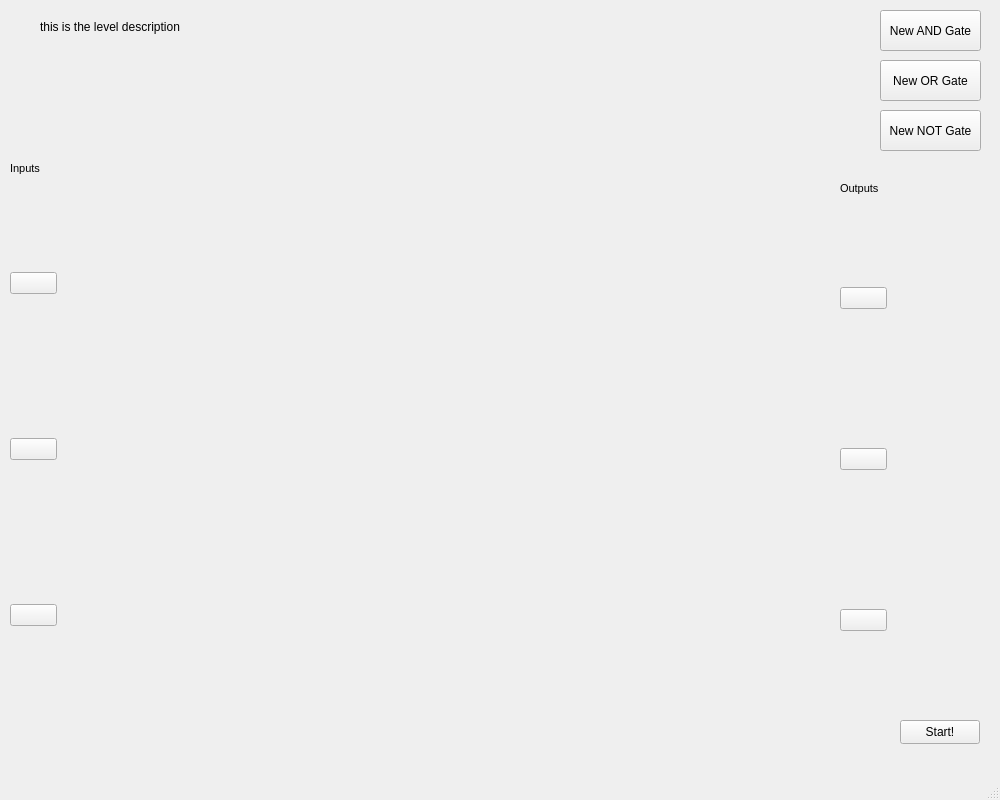
Before: the Qt Designer form assignment9/mainwindow.ui in UofU-CS3505/cs3505-assignment9-Figodes, drawn with Qt 5.
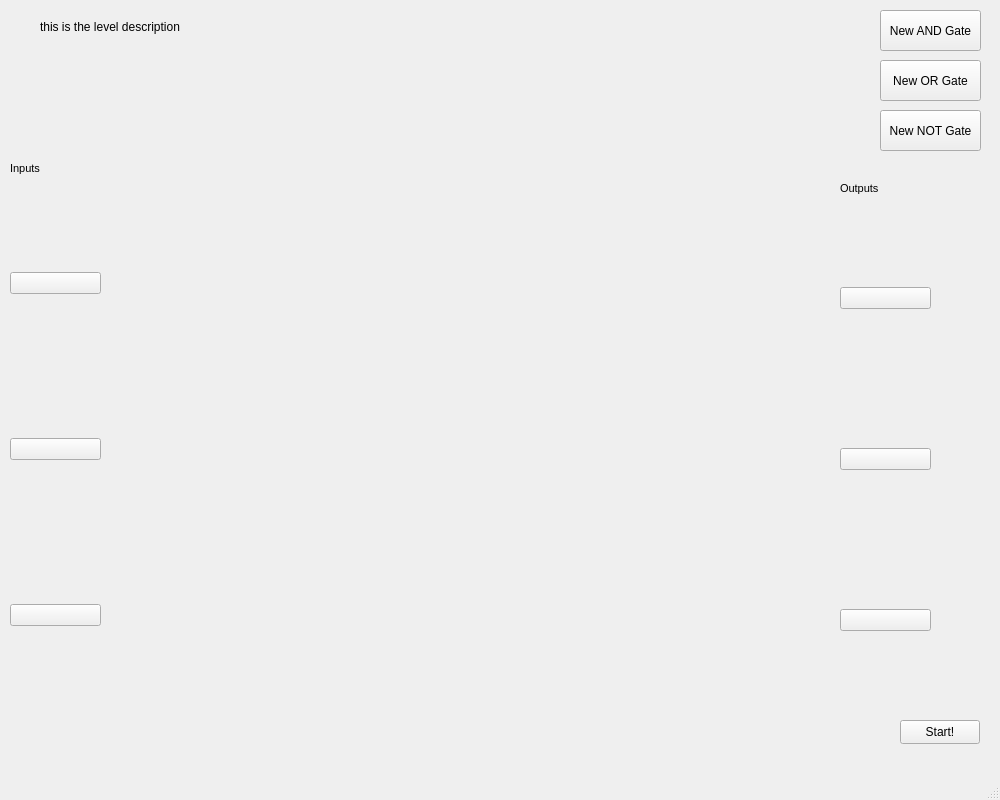
After: the same form once the commit is applied.

Commit message: Made level in/out buttons into UILogicGates

Diff of the .ui file:
```diff
--- a/assignment9/mainwindow.ui
+++ b/assignment9/mainwindow.ui
@@ -20,9 +20,9 @@
    <widget class="QLabel" name="canvas">
     <property name="geometry">
      <rect>
-      <x>60</x>
+      <x>110</x>
       <y>140</y>
-      <width>771</width>
+      <width>721</width>
       <height>581</height>
      </rect>
     </property>
@@ -74,7 +74,7 @@
      <rect>
       <x>840</x>
       <y>200</y>
-      <width>47</width>
+      <width>91</width>
       <height>521</height>
      </rect>
     </property>
@@ -159,7 +159,7 @@
      <rect>
       <x>10</x>
       <y>180</y>
-      <width>47</width>
+      <width>91</width>
       <height>541</height>
      </rect>
     </property>
```
Left out of the diff: 2 changed lines with no effect on the pictures. The commit also changes 4 other files.
